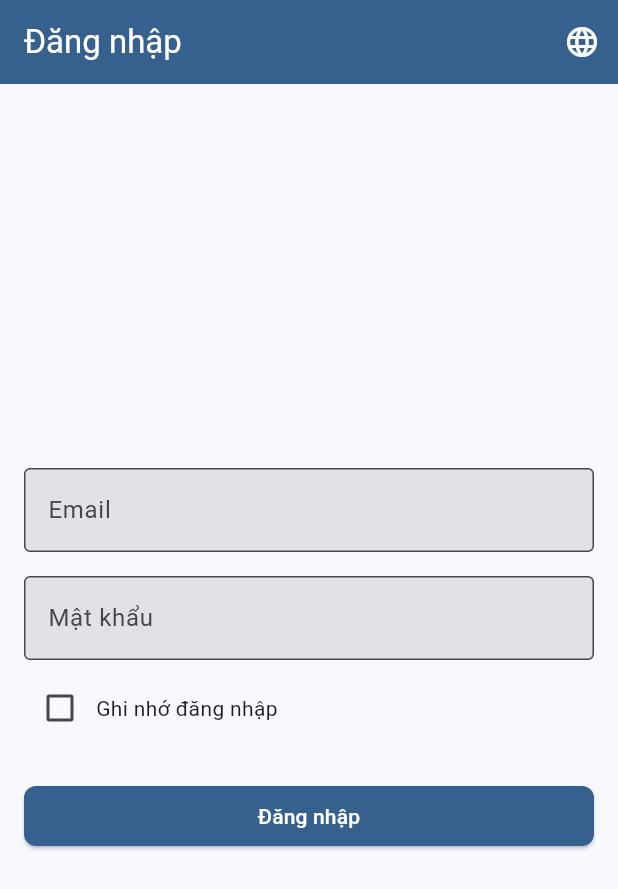
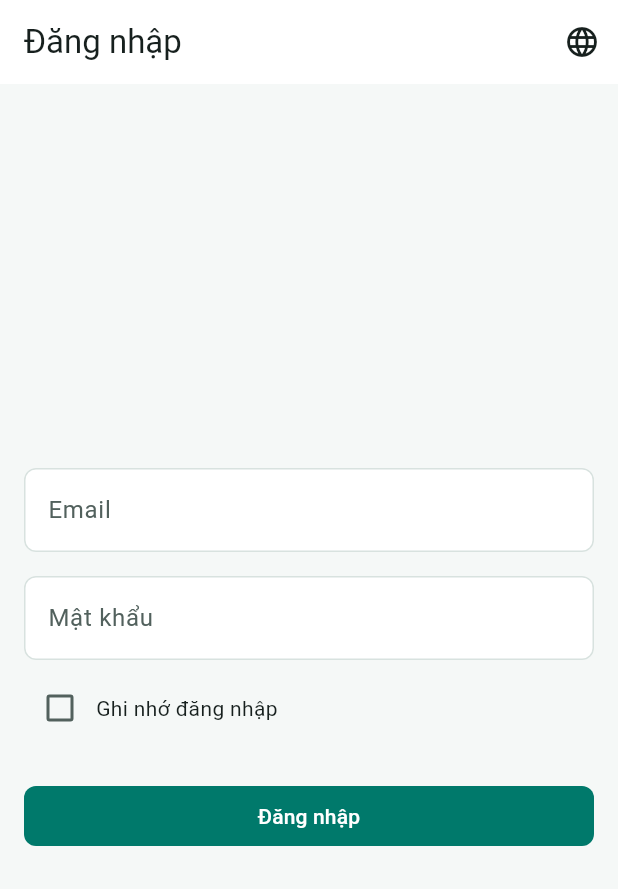
Before and after one commit to chuonghoai/SmartSpace_Client, a Flutter app: the screen it shows after launch, on a phone screen of 412 x 824 dp. Shown: the top 889 px of the screen. Run offline on Flutter 3.47's test engine with Material 3 defaults, Android fonts, the phone set to English and light mode, and no system bars; our stand-ins replace dio, flutter_dotenv, flutter_secure_storage, go_router, jwt_decoder, shared_preferences.

Commit message:
feat: add rule design.md to design UI

```diff
--- a/lib/core/theme/app_theme.dart
+++ b/lib/core/theme/app_theme.dart
@@ -1,37 +1,58 @@
 import 'package:flutter/material.dart';
 
 class AppTheme {
-  static const Color _seedColor = Colors.blue;
-
   static ThemeData get lightTheme {
     final colorScheme = ColorScheme.fromSeed(
-      seedColor: _seedColor,
+      seedColor: const Color(0xFF00796B), // Primary
+      primary: const Color(0xFF00796B),
+      secondary: const Color(0xFF558B2F),
+      error: const Color(0xFFC62828),
+      surface: const Color(0xFFFFFFFF),
+      onSurface: const Color(0xFF17201E),
+      onSurfaceVariant: const Color(0xFF52615D), // Text Secondary
+      outline: const Color(0xFFD8E2DF),
+      outlineVariant: const Color(0xFFB8C9C4),
       brightness: Brightness.light,
     );
 
     return ThemeData(
       colorScheme: colorScheme,
       useMaterial3: true,
-      scaffoldBackgroundColor: colorScheme.surface,
+      scaffoldBackgroundColor: const Color(0xFFF5F8F7),
       appBarTheme: AppBarTheme(
-        backgroundColor: colorScheme.primary,
-        foregroundColor: colorScheme.onPrimary,
+        backgroundColor: colorScheme.surface,
+        foregroundColor: colorScheme.onSurface,
         elevation: 0,
+        scrolledUnderElevation: 0,
       ),
       cardTheme: CardThemeData(
         color: colorScheme.surface,
-        elevation: 4,
+        elevation: 0,
         margin: EdgeInsets.zero,
         shape: RoundedRectangleBorder(
           borderRadius: BorderRadius.circular(12),
+          side: BorderSide(color: colorScheme.outline),
         ),
       ),
       inputDecorationTheme: InputDecorationTheme(
         border: OutlineInputBorder(
           borderRadius: BorderRadius.circular(8),
+          borderSide: BorderSide(color: colorScheme.outline),
+        ),
+        enabledBorder: OutlineInputBorder(
+          borderRadius: BorderRadius.circular(8),
+          borderSide: BorderSide(color: colorScheme.outline),
+        ),
+        focusedBorder: OutlineInputBorder(
+          borderRadius: BorderRadius.circular(8),
+          borderSide: BorderSide(color: colorScheme.primary, width: 2),
+        ),
+        errorBorder: OutlineInputBorder(
+          borderRadius: BorderRadius.circular(8),
+          borderSide: BorderSide(color: colorScheme.error, width: 2),
         ),
         filled: true,
-        fillColor: colorScheme.surfaceContainerHighest,
+        fillColor: const Color(0xFFFFFFFF), // Input Background
       ),
       elevatedButtonTheme: ElevatedButtonThemeData(
         style: ElevatedButton.styleFrom(
@@ -40,40 +61,68 @@ class AppTheme {
           shape: RoundedRectangleBorder(
             borderRadius: BorderRadius.circular(8),
           ),
+          elevation: 0,
         ),
+      ),
+      dividerTheme: const DividerThemeData(
+        color: Color(0xFFE5ECEA),
+        thickness: 1,
       ),
     );
   }
 
   static ThemeData get darkTheme {
     final colorScheme = ColorScheme.fromSeed(
-      seedColor: _seedColor,
+      seedColor: const Color(0xFF26A69A), // Primary Dark Mode
+      primary: const Color(0xFF26A69A),
+      secondary: const Color(0xFF558B2F),
+      error: const Color(0xFFEF5350),
+      surface: const Color(0xFF17211E),
+      onSurface: const Color(0xFFE7EFEC),
+      onSurfaceVariant: const Color(0xFFB4C2BE), // Text Secondary
+      outline: const Color(0xFF30403B),
+      outlineVariant: const Color(0xFF42554F),
       brightness: Brightness.dark,
     );
 
     return ThemeData(
       colorScheme: colorScheme,
       useMaterial3: true,
-      scaffoldBackgroundColor: colorScheme.surface,
+      scaffoldBackgroundColor: const Color(0xFF0F1715),
       appBarTheme: AppBarTheme(
-        backgroundColor: colorScheme.surfaceContainer,
+        backgroundColor: colorScheme.surface,
         foregroundColor: colorScheme.onSurface,
         elevation: 0,
+        scrolledUnderElevation: 0,
       ),
       cardTheme: CardThemeData(
-        color: colorScheme.surfaceContainerLow,
-        elevation: 4,
+        color: const Color(0xFF1D2A26), // Surface Variant
+        elevation: 0,
         margin: EdgeInsets.zero,
         shape: RoundedRectangleBorder(
           borderRadius: BorderRadius.circular(12),
+          side: BorderSide(color: colorScheme.outline),
         ),
       ),
       inputDecorationTheme: InputDecorationTheme(
         border: OutlineInputBorder(
           borderRadius: BorderRadius.circular(8),
+          borderSide: BorderSide(color: colorScheme.outline),
+        ),
+        enabledBorder: OutlineInputBorder(
+          borderRadius: BorderRadius.circular(8),
+          borderSide: BorderSide(color: colorScheme.outline),
+        ),
+        focusedBorder: OutlineInputBorder(
+          borderRadius: BorderRadius.circular(8),
+          borderSide: BorderSide(color: colorScheme.primary, width: 2),
+        ),
+        errorBorder: OutlineInputBorder(
+          borderRadius: BorderRadius.circular(8),
+          borderSide: BorderSide(color: colorScheme.error, width: 2),
         ),
         filled: true,
-        fillColor: colorScheme.surfaceContainerHighest,
+        fillColor: const Color(0xFF1A2522), // Input Background
       ),
       elevatedButtonTheme: ElevatedButtonThemeData(
         style: ElevatedButton.styleFrom(
@@ -82,7 +131,12 @@ class AppTheme {
           shape: RoundedRectangleBorder(
             borderRadius: BorderRadius.circular(8),
           ),
+          elevation: 0,
         ),
+      ),
+      dividerTheme: const DividerThemeData(
+        color: Color(0xFF273631),
+        thickness: 1,
       ),
     );
   }
--- a/lib/ui/mobile/auth/login_screen.dart
+++ b/lib/ui/mobile/auth/login_screen.dart
@@ -61,7 +61,7 @@ class _MobileLoginScreenState extends State<MobileLoginScreen> {
                 if (_controller.error != null) ...[
                   Text(
                     _controller.error!,
-                    style: const TextStyle(color: Colors.red),
+                    style: TextStyle(color: Theme.of(context).colorScheme.error),
                     textAlign: TextAlign.center,
                   ),
                   const SizedBox(height: 16),
--- a/lib/ui/web/auth/login_screen.dart
+++ b/lib/ui/web/auth/login_screen.dart
@@ -60,7 +60,7 @@ class _WebLoginScreenState extends State<WebLoginScreen> {
                       if (_controller.error != null) ...[
                         Text(
                           _controller.error!,
-                          style: const TextStyle(color: Colors.red),
+                          style: TextStyle(color: Theme.of(context).colorScheme.error),
                           textAlign: TextAlign.center,
                         ),
                         const SizedBox(height: 16),
```
Also changed, not shown: 1 other file.
